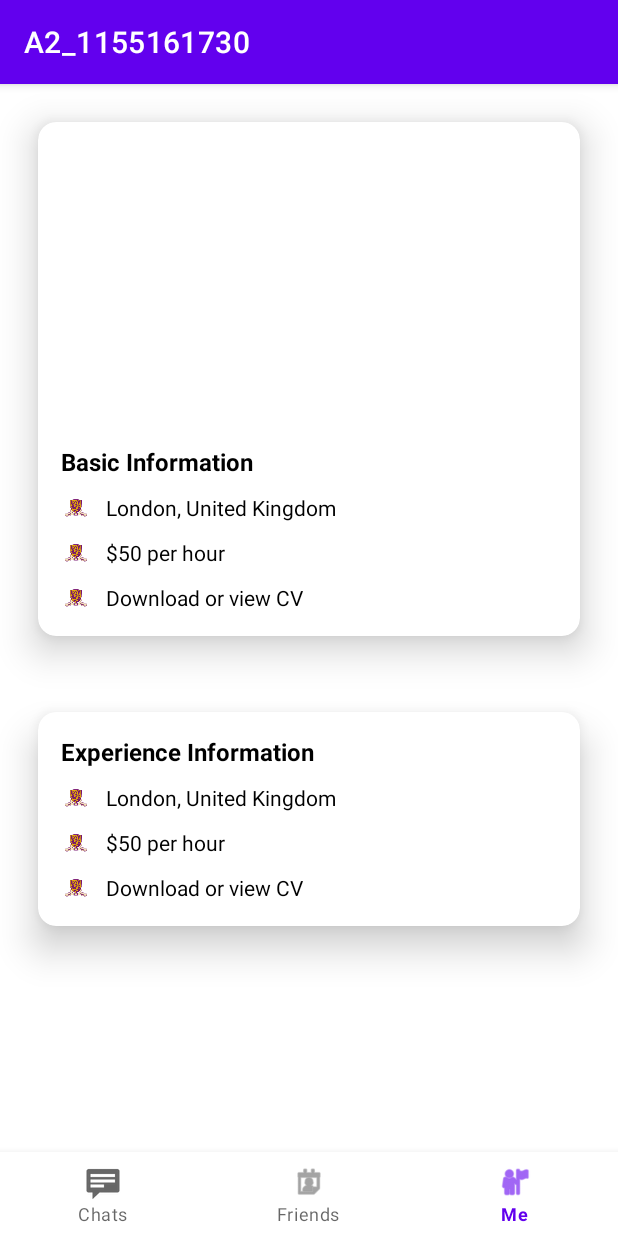
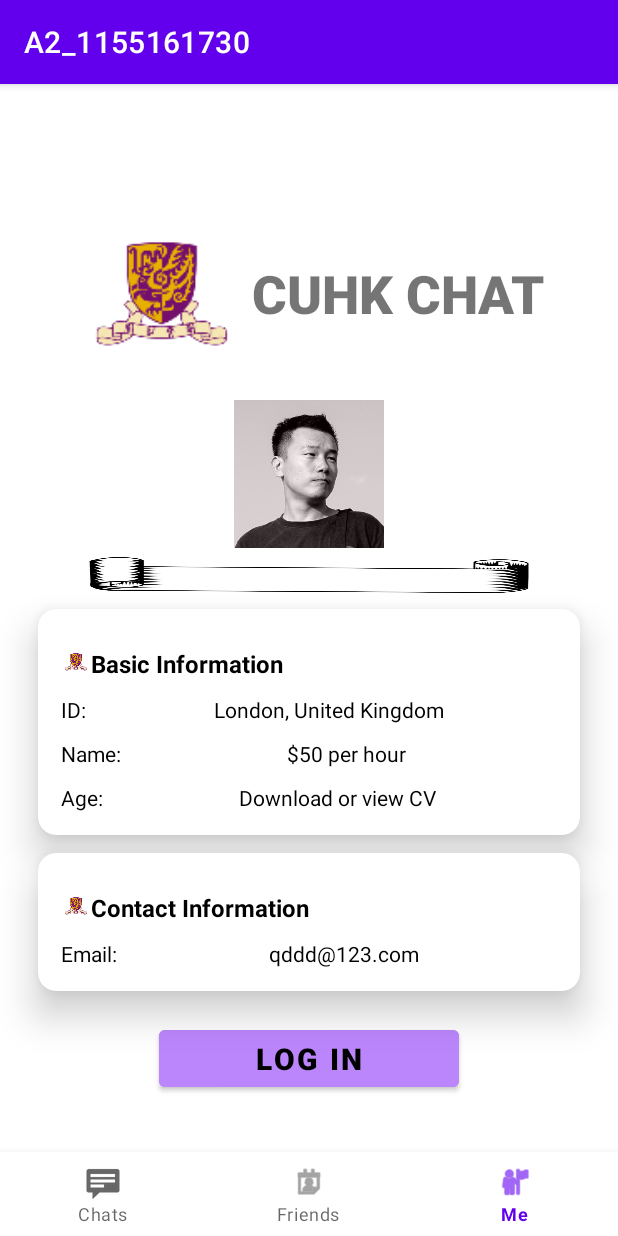
Before and after one commit to GakkiUltras/CUHK-Chat, an Android app: the screen it shows after launch once a user with an empty profile is signed in (MainActivity2), item 3 of the bottom bar chosen, on a phone screen of 412 x 824 dp. Run offline under Robolectric (Android 15) with nearby library versions, the phone set to English and light mode, and no system bars; our stand-ins replace Firebase (no records; nobody signed in at launch, a user with empty details on screens opened directly), Volley; network calls fail; 3 statements that could not run were skipped.

Commit message:
UI of profile

```diff
--- a/app/src/main/res/layout/fragment_me.xml
+++ b/app/src/main/res/layout/fragment_me.xml
@@ -1,24 +1,72 @@
 <?xml version="1.0" encoding="utf-8"?>
 <FrameLayout xmlns:android="http://schemas.android.com/apk/res/android"
+    xmlns:app="http://schemas.android.com/apk/res-auto"
     xmlns:tools="http://schemas.android.com/tools"
     android:layout_width="match_parent"
     android:layout_height="match_parent"
     tools:context=".MeFragment">
 
-    <LinearLayout xmlns:android="http://schemas.android.com/apk/res/android"
-        xmlns:app="http://schemas.android.com/apk/res-auto"
-        xmlns:tools="http://schemas.android.com/tools"
+    <LinearLayout
         android:layout_width="match_parent"
         android:layout_height="match_parent"
         android:orientation="vertical"
         tools:context="com.androiddeveloper.fragments.DetailsProFrag">
+    <LinearLayout
+        android:layout_width="wrap_content"
+        android:layout_height="120dp"
+        android:layout_gravity="center_horizontal"
+        android:layout_marginTop="80dp"
+        android:orientation="horizontal"
+        >
+        <ImageView
+            android:layout_width="120dp"
+            android:layout_height="120dp"
+            android:layout_gravity="center_horizontal"
+            android:layout_marginTop="100dp"
+            android:layout_marginBottom="10dp"
+            android:src="@mipmap/ic_launcher" />
+        <TextView
+            android:id="@+id/banner_login"
+            android:layout_width="match_parent"
+            android:layout_height="wrap_content"
+            android:fontFamily="sans-serif-black"
+            android:text="@string/login_banner"
+
+            android:layout_gravity="center_vertical"
+            android:textSize="35sp"
+            android:textStyle="bold" />
+
+    </LinearLayout>
+
+
+        <LinearLayout
+            android:layout_width="wrap_content"
+            android:layout_height="wrap_content"
+            android:orientation="vertical"
+            android:layout_marginTop="10dp"
+            android:layout_gravity="center_horizontal">
+            <ImageView
+                android:layout_width="100dp"
+                android:layout_height="100dp"
+                android:layout_gravity="center_horizontal"
+                android:src="@drawable/header" />
+            <ImageView
+                android:layout_width="300dp"
+                android:layout_height="30dp"
+                android:scaleType="fitXY"
+                android:layout_gravity="center_horizontal"
+                android:src="@drawable/banner_1" />
+    </LinearLayout>
 
         <androidx.cardview.widget.CardView
             android:id="@+id/basic_info"
             android:layout_width="match_parent"
             android:layout_height="wrap_content"
             android:layout_gravity="center"
-            android:layout_margin="25dp"
+            android:layout_marginTop="10dp"
+            android:layout_marginLeft="25dp"
+            android:layout_marginRight="25dp"
+            android:layout_marginBottom="10dp"
             app:cardBackgroundColor="#fff"
             app:cardCornerRadius="12dp"
             app:cardElevation="15dp">
@@ -26,74 +74,106 @@
             <LinearLayout
                 android:layout_width="match_parent"
                 android:layout_height="match_parent"
-                android:padding="15dp"
+                android:layout_marginTop="0dp"
                 android:orientation="vertical"
-                android:layout_marginTop="200dp"
-                >
-                <TextView
-                    android:layout_width="match_parent"
-                    android:layout_height="wrap_content"
-                    android:textColor="#000"
-                    android:textSize="16dp"
-                    android:textStyle="bold"
-                    android:text="Basic Information" />
+                android:padding="15dp">
 
                 <LinearLayout
                     android:layout_width="match_parent"
                     android:layout_height="match_parent"
                     android:orientation="horizontal"
-                    android:paddingTop="10dp"
-                    >
+                    android:paddingTop="10dp">
+
                     <ImageView
-                        android:src="@mipmap/ic_launcher"
                         android:layout_width="20dp"
-                        android:layout_height="20dp" />
+                        android:layout_height="20dp"
+                        android:src="@mipmap/ic_launcher" />
+
                     <TextView
                         android:layout_width="match_parent"
                         android:layout_height="wrap_content"
+                        android:text="Basic Information"
                         android:textColor="#000"
+                        android:textSize="16dp"
+                        android:textStyle="bold" />
+
+                </LinearLayout>
+
+
+                <LinearLayout
+                    android:layout_width="match_parent"
+                    android:layout_height="match_parent"
+                    android:orientation="horizontal"
+                    android:paddingTop="10dp">
+
+                    <TextView
+                        android:layout_width="wrap_content"
+                        android:layout_height="wrap_content"
+                        android:text="ID:"
+                        android:textColor="#000"
+                        android:textSize="14dp" />
+
+                    <TextView
+                        android:id="@+id/profile_ID"
+                        android:layout_width="match_parent"
+                        android:layout_height="wrap_content"
                         android:paddingLeft="10dp"
-                        android:textSize="14dp"
-                        android:text="London, United Kingdom" />
+                        android:text="London, United Kingdom"
+                        android:textAlignment="center"
+                        android:textColor="#000"
+                        android:textSize="14dp" />
                 </LinearLayout>
 
                 <LinearLayout
                     android:layout_width="match_parent"
                     android:layout_height="match_parent"
                     android:orientation="horizontal"
-                    android:paddingTop="10dp"
-                    >
-                    <ImageView
-                        android:src="@mipmap/ic_launcher"
-                        android:layout_width="20dp"
-                        android:layout_height="20dp" />
+                    android:paddingTop="10dp">
+
                     <TextView
+                        android:layout_width="wrap_content"
+                        android:layout_height="wrap_content"
+                        android:text="Name:"
+                        android:textColor="#000"
+                        android:textSize="14dp" />
+
+                    <TextView
+                        android:id="@+id/profile_Name"
                         android:layout_width="match_parent"
                         android:layout_height="wrap_content"
+                        android:paddingLeft="10dp"
+                        android:text="$50 per hour"
                         android:textColor="#000"
-                        android:paddingLeft="10dp"
-                        android:textSize="14dp"
-                        android:text="$50 per hour" />
+                        android:textAlignment="center"
+                        android:textSize="14dp" />
                 </LinearLayout>
+
                 <LinearLayout
                     android:layout_width="match_parent"
                     android:layout_height="match_parent"
                     android:orientation="horizontal"
-                    android:paddingTop="10dp"
-                    >
-                    <ImageView
-                        android:src="@mipmap/ic_launcher"
-                        android:layout_width="20dp"
-                        android:layout_height="20dp" />
+                    android:paddingTop="10dp">
+
                     <TextView
+                        android:layout_width="wrap_content"
+                        android:layout_height="wrap_content"
+                        android:text="Age:"
+                        android:textColor="#000"
+                        android:textSize="14dp" />
+
+                    <TextView
+                        android:id="@+id/profile_Age"
                         android:layout_width="match_parent"
                         android:layout_height="wrap_content"
+                        android:paddingLeft="10dp"
+                        android:text="Download or view CV"
                         android:textColor="#000"
-                        android:paddingLeft="10dp"
-                        android:textSize="14dp"
-                        android:text="Download or view CV" />
+                        android:textAlignment="center"
+                        android:textSize="14dp" />
                 </LinearLayout>
+
             </LinearLayout>
+
 
         </androidx.cardview.widget.CardView>
 
@@ -103,7 +183,10 @@
             android:layout_width="match_parent"
             android:layout_height="wrap_content"
             android:layout_gravity="center"
-            android:layout_margin="25dp"
+
+            android:layout_marginTop="2dp"
+            android:layout_marginRight="25dp"
+            android:layout_marginLeft="25dp"
             app:cardBackgroundColor="#fff"
             app:cardCornerRadius="12dp"
             app:cardElevation="15dp">
@@ -111,74 +194,71 @@
             <LinearLayout
                 android:layout_width="match_parent"
                 android:layout_height="match_parent"
-                android:padding="15dp"
+                android:layout_marginTop="0dp"
                 android:orientation="vertical"
-                >
-                <TextView
-                    android:layout_width="match_parent"
-                    android:layout_height="wrap_content"
-                    android:textColor="#000"
-                    android:textSize="16dp"
-                    android:textStyle="bold"
-                    android:text="Experience Information" />
+                android:padding="15dp">
 
                 <LinearLayout
                     android:layout_width="match_parent"
                     android:layout_height="match_parent"
                     android:orientation="horizontal"
-                    android:paddingTop="10dp"
-                    >
+                    android:paddingTop="10dp">
+
                     <ImageView
-                        android:src="@mipmap/ic_launcher"
                         android:layout_width="20dp"
-                        android:layout_height="20dp" />
+                        android:layout_height="20dp"
+                        android:src="@mipmap/ic_launcher" />
+
                     <TextView
                         android:layout_width="match_parent"
                         android:layout_height="wrap_content"
+                        android:text="Contact Information"
                         android:textColor="#000"
-                        android:paddingLeft="10dp"
-                        android:textSize="14dp"
-                        android:text="London, United Kingdom" />
+                        android:textSize="16dp"
+                        android:textStyle="bold" />
+
                 </LinearLayout>
+
 
                 <LinearLayout
                     android:layout_width="match_parent"
                     android:layout_height="match_parent"
                     android:orientation="horizontal"
-                    android:paddingTop="10dp"
-                    >
-                    <ImageView
-                        android:src="@mipmap/ic_launcher"
-                        android:layout_width="20dp"
-                        android:layout_height="20dp" />
+                    android:paddingTop="10dp">
+
                     <TextView
+                        android:layout_width="wrap_content"
+                        android:layout_height="wrap_content"
+                        android:text="Email:"
+                        android:textColor="#000"
+                        android:textSize="14dp" />
+
+                    <TextView
+                        android:id="@+id/profile_email"
                         android:layout_width="match_parent"
                         android:layout_height="wrap_content"
+                        android:paddingLeft="10dp"
+                        android:text="qddd@123.com"
+                        android:textAlignment="center"
                         android:textColor="#000"
-                        android:paddingLeft="10dp"
-                        android:textSize="14dp"
-                        android:text="$50 per hour" />
+                        android:textSize="14dp" />
                 </LinearLayout>
-                <LinearLayout
-                    android:layout_width="match_parent"
-                    android:layout_height="match_parent"
-                    android:orientation="horizontal"
-                    android:paddingTop="10dp"
-                    >
-                    <ImageView
-                        android:src="@mipmap/ic_launcher"
-                        android:layout_width="20dp"
-                        android:layout_height="20dp" />
-                    <TextView
-                        android:layout_width="match_parent"
-                        android:layout_height="wrap_content"
-                        android:textColor="#000"
-                        android:paddingLeft="10dp"
-                        android:textSize="14dp"
-                        android:text="Download or view CV" />
-                </LinearLayout>
+
             </LinearLayout>
 
         </androidx.cardview.widget.CardView>
-    </LinearLayout>
+
+    <Button
+        android:id="@+id/singIn_button"
+        android:layout_width="200dp"
+        android:layout_height="50dp"
+        android:layout_gravity="center_horizontal"
+        android:layout_marginTop="20dp"
+        android:backgroundTint="@color/purple_200"
+        android:text="@string/login_button"
+        android:textColor="@color/black"
+        android:textSize="20sp"
+        android:textStyle="bold" />
+</LinearLayout>
+
 </FrameLayout>
```
Also changed, not shown: app/src/main/res/drawable/banner.jpg (added), app/src/main/res/drawable/banner_1.png (added), app/src/main/res/drawable/header.jpg (added).
